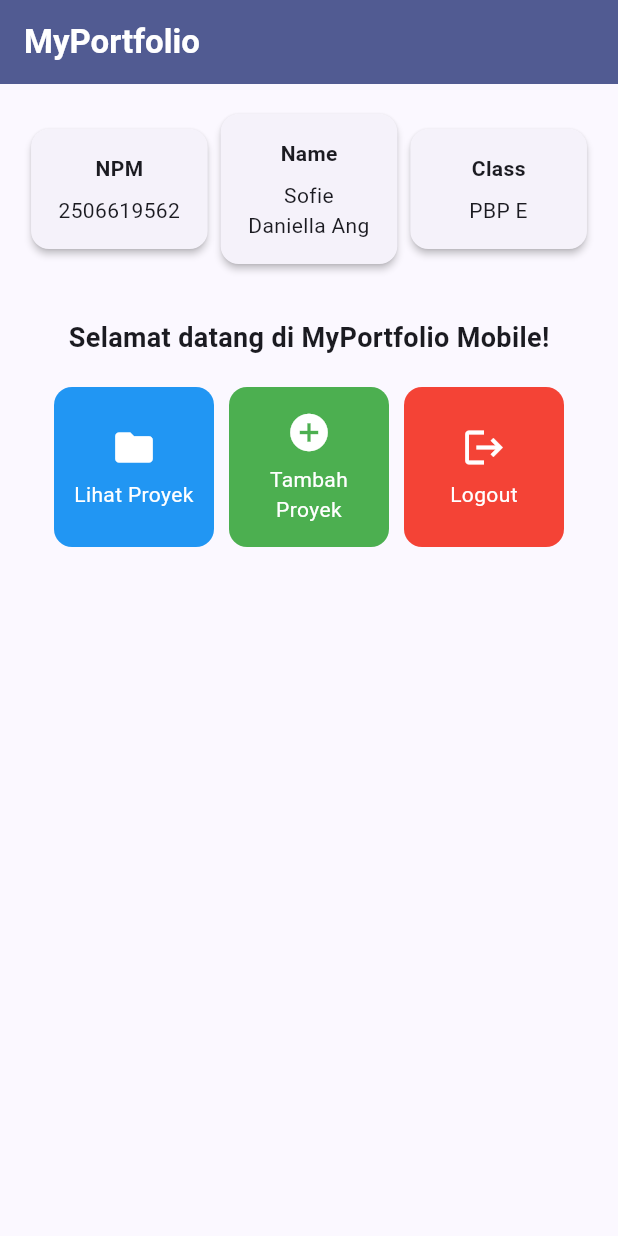
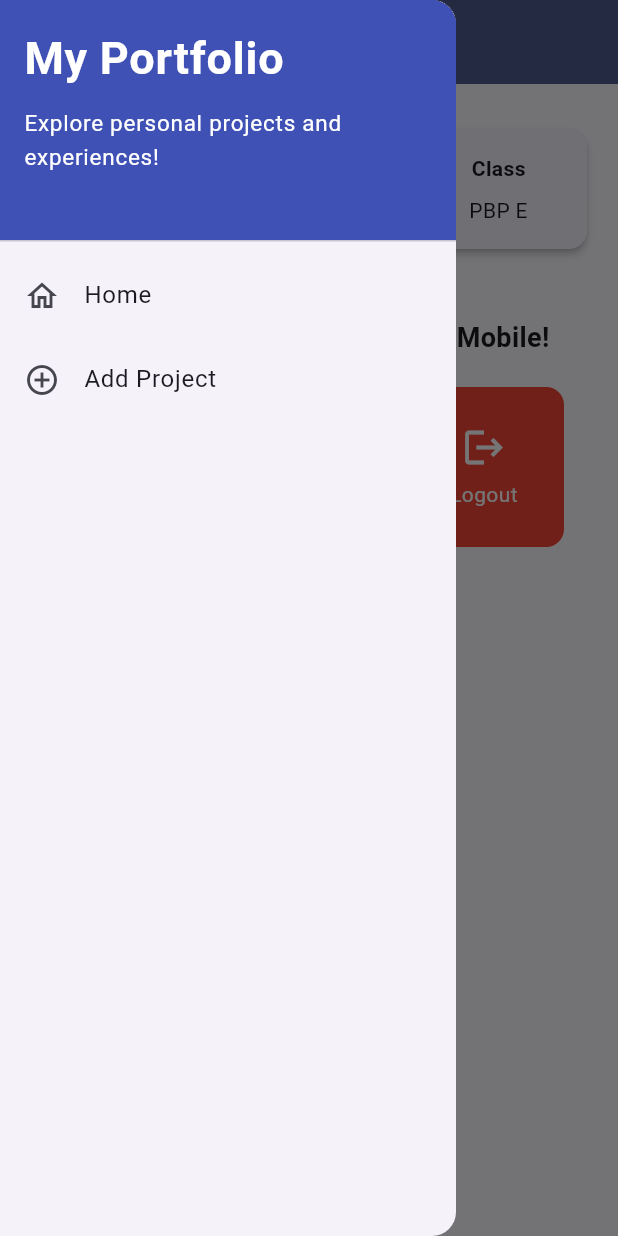
Before and after one commit to sofiedaniella-dev/myportofolio_mobile, a Flutter app: the screen it shows after launch, with the side drawer open (before the commit the screen has no drawer), on a phone screen of 412 x 824 dp. Run offline on Flutter 3.47's test engine with Material 3 defaults, Android fonts, the phone set to English and light mode, and no system bars.

Commit message:
Tutorial 9

```diff
--- a/lib/main.dart
+++ b/lib/main.dart
@@ -1,5 +1,5 @@
 import 'package:flutter/material.dart';
-import 'package:myportofolio_mobile/menu.dart';
+import 'package:myportofolio_mobile/screens/menu.dart';
 
 void main() {
   runApp(const MyApp());
--- a/lib/menu.dart
+++ b/lib/screens/menu.dart
@@ -1,4 +1,6 @@
 import 'package:flutter/material.dart';
+import 'package:myportofolio_mobile/widgets/left_drawer.dart';
+import 'package:myportofolio_mobile/widgets/project_card.dart';
 
 
 class MyHomePage extends StatelessWidget {
@@ -28,7 +30,9 @@ class MyHomePage extends StatelessWidget {
           ),
         ),
         backgroundColor: Theme.of(context).colorScheme.primary,
+        iconTheme: const IconThemeData(color: Colors.white)
       ),
+      drawer: const LeftDrawer(),
       // Body halaman utama dengan padding di sekelilingnya.
       body: Padding(
         padding: const EdgeInsets.all(16.0),
@@ -127,50 +131,3 @@ class ItemHomepage {
 
   ItemHomepage(this.name, this.icon, this.color);
 }
-
-class ItemCard extends StatelessWidget {
-  final ItemHomepage item;
-
-  const ItemCard(this.item, {super.key});
-
-  @override
-  Widget build(BuildContext context) {
-    return Material(
-      // Menggunakan warna sekunder dari skema tema aplikasi.
-      color: item.color,
-      borderRadius: BorderRadius.circular(12),
-      child: InkWell(
-        // Aksi ketika kartu ditekan oleh pengguna.
-        onTap: () {
-          // Menampilkan SnackBar dengan pesan interaktif.
-          ScaffoldMessenger.of(context)
-            ..hideCurrentSnackBar()
-            ..showSnackBar(
-              SnackBar(content: Text("Kamu telah menekan tombol ${item.name}!"))
-            );
-        },
-        child: Container(
-          padding: const EdgeInsets.all(8),
-          child: Center(
-            child: Column(
-              mainAxisAlignment: MainAxisAlignment.center,
-              children: [
-                Icon(
-                  item.icon,
-                  color: Colors.white,
-                  size: 30.0,
-                ),
-                const Padding(padding: EdgeInsets.all(3)),
-                Text(
-                  item.name,
-                  textAlign: TextAlign.center,
-                  style: const TextStyle(color: Colors.white),
-                ),
-              ],
-            ),
-          ),
-        ),
-      ),
-    );
-  }
-}
--- /dev/null
+++ b/lib/widgets/left_drawer.dart
@@ -0,0 +1,69 @@
+import 'package:flutter/material.dart';
+import 'package:myportofolio_mobile/screens/menu.dart';
+import 'package:myportofolio_mobile/screens/project_form.dart';
+
+class LeftDrawer extends StatelessWidget {
+  const LeftDrawer({super.key});
+
+  @override
+  Widget build(BuildContext context) {
+    return Drawer(
+      child: ListView(
+        children: [
+          const DrawerHeader(
+            decoration: BoxDecoration(
+              color: Colors.indigo,
+            ),
+            child: Column(
+              crossAxisAlignment: CrossAxisAlignment.start,
+              children: [
+                Text(
+                  'My Portfolio',
+                  style: TextStyle(
+                    fontSize: 30,
+                    fontWeight: FontWeight.bold,
+                    color: Colors.white,
+                  ),
+                ),
+                SizedBox(height: 10),
+                Text(
+                  'Explore personal projects and experiences!',
+                  style: TextStyle(
+                    fontSize: 15,
+                    color: Colors.white,
+                  ),
+                ),
+              ],
+            ),
+          ),
+          ListTile(
+            leading: const Icon(Icons.home_outlined),
+            title: const Text('Home'),
+            // Navigasi ke halaman utama portofolio
+            onTap: () {
+              Navigator.pushReplacement(
+                context,
+                MaterialPageRoute(
+                  builder: (context) => MyHomePage(),
+                ),
+              );
+            },
+          ),
+          ListTile(
+            leading: const Icon(Icons.add_circle_outline),
+            title: const Text('Add Project'),
+            // Navigasi ke halaman tambah proyek
+            onTap: () {
+              Navigator.pushReplacement(
+                context,
+                MaterialPageRoute(
+                  builder: (context) => const ProjectFormPage(),
+                ),
+              );
+            },
+          ),
+        ],
+      ),
+    );
+  }
+}
--- /dev/null
+++ b/lib/widgets/project_card.dart
@@ -0,0 +1,58 @@
+import 'package:flutter/material.dart';
+import 'package:myportofolio_mobile/screens/project_form.dart';
+import 'package:myportofolio_mobile/screens/menu.dart';
+
+class ItemCard extends StatelessWidget {
+  final ItemHomepage item;
+
+  const ItemCard(this.item, {super.key});
+
+  @override
+  Widget build(BuildContext context) {
+    return Material(
+      // Menggunakan warna sekunder dari skema tema aplikasi.
+      color: item.color,
+      borderRadius: BorderRadius.circular(12),
+      child: InkWell(
+        // Aksi ketika kartu ditekan oleh pengguna.
+        onTap: () {
+          // Menampilkan SnackBar dengan pesan interaktif.
+          ScaffoldMessenger.of(context)
+            ..hideCurrentSnackBar()
+            ..showSnackBar(
+              SnackBar(content: Text("Kamu telah menekan tombol ${item.name}!"))
+            );
+          if (item.name == "Tambah Proyek") {
+            Navigator.push(
+              context,
+              MaterialPageRoute(
+                builder: (context) => const ProjectFormPage(),
+              ),
+            );
+          }
+        },
+        child: Container(
+          padding: const EdgeInsets.all(8),
+          child: Center(
+            child: Column(
+              mainAxisAlignment: MainAxisAlignment.center,
+              children: [
+                Icon(
+                  item.icon,
+                  color: Colors.white,
+                  size: 30.0,
+                ),
+                const Padding(padding: EdgeInsets.all(3)),
+                Text(
+                  item.name,
+                  textAlign: TextAlign.center,
+                  style: const TextStyle(color: Colors.white),
+                ),
+              ],
+            ),
+          ),
+        ),
+      ),
+    );
+  }
+}
--- a/pubspec.yaml
+++ b/pubspec.yaml
@@ -34,7 +34,6 @@ dependencies:
   # The following adds the Cupertino Icons font to your application.
   # Use with the CupertinoIcons class for iOS style icons.
   cupertino_icons: ^1.0.8
-
 dev_dependencies:
   flutter_test:
     sdk: flutter
```
Also changed, not shown: lib/screens/project_form.dart (added, +219 -0 lines).
